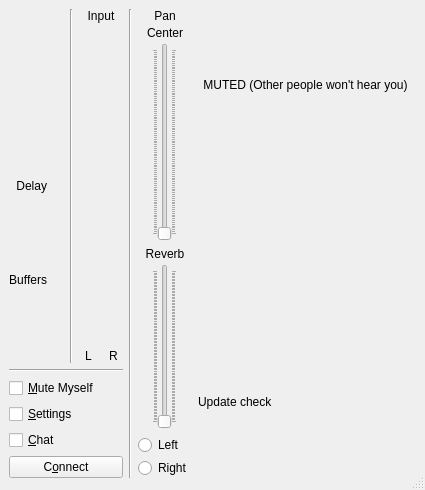
First picture: the form in src/clientdlgbase.ui, repository jamulussoftware/jamulus, before the edit.
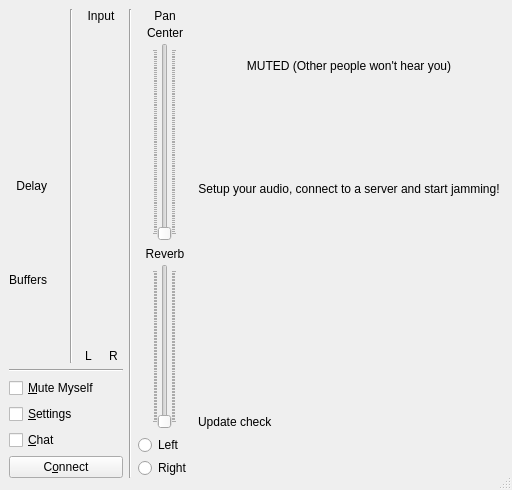
Second picture: the form after the edit. Icons and pictures are not drawn. Custom widgets are drawn as their Qt base class.

Commit message: Add connect to server help message

What changed in the file:
```diff
--- a/src/clientdlgbase.ui
+++ b/src/clientdlgbase.ui
@@ -561,6 +561,35 @@
           </property>
          </widget>
         </item>
+        <item>
+         <layout class="QVBoxLayout" name="verticalLayout_2">
+          <property name="sizeConstraint">
+           <enum>QLayout::SetMinimumSize</enum>
+          </property>
+          <property name="leftMargin">
+           <number>0</number>
+          </property>
+          <property name="topMargin">
+           <number>9</number>
+          </property>
+          <item>
+           <widget class="QLabel" name="lblConnectToServer">
+            <property name="sizePolicy">
+             <sizepolicy hsizetype="Expanding" vsizetype="Preferred">
+              <horstretch>0</horstretch>
+              <verstretch>0</verstretch>
+             </sizepolicy>
+            </property>
+            <property name="text">
+             <string>Setup your audio, connect to a server and start jamming!</string>
+            </property>
+            <property name="alignment">
+             <set>Qt::AlignCenter</set>
+            </property>
+           </widget>
+          </item>
+         </layout>
+        </item>
         <item>
          <widget class="CAudioMixerBoard" name="MainMixerBoard" native="true">
           <property name="sizePolicy">
```
The commit also changes 1 other file.
